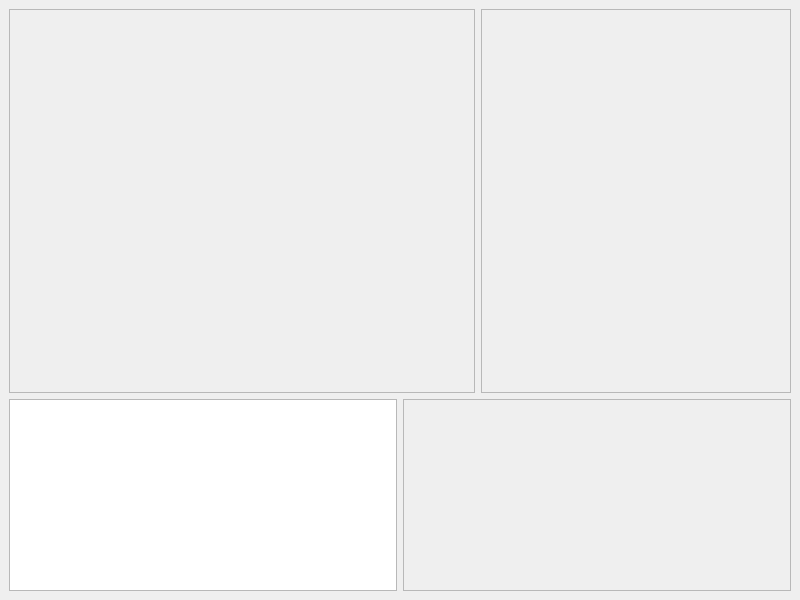
Old version of the form interface/interface.ui in the repository genzorr/optical-simulation.
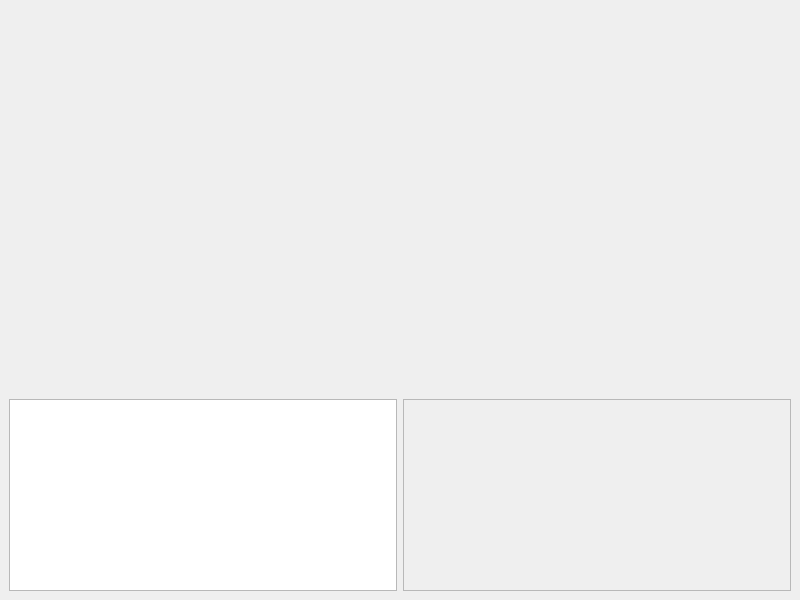
New version of the form.

Commit message: Fixed bug with SFML RenderWindow size inside QWidget. (dirty) Fixed size of window in fullscreen mode and fixed margins in layout. Changed Transparency EDGE filling.

```diff
--- a/interface/interface.ui
+++ b/interface/interface.ui
@@ -50,13 +50,13 @@
          </sizepolicy>
         </property>
         <property name="frameShape">
-         <enum>QFrame::StyledPanel</enum>
+         <enum>QFrame::NoFrame</enum>
         </property>
         <property name="frameShadow">
          <enum>QFrame::Raised</enum>
         </property>
         <property name="lineWidth">
-         <number>3</number>
+         <number>1</number>
         </property>
         <layout class="QHBoxLayout" name="hl11">
          <property name="spacing">
@@ -86,13 +86,13 @@
          </sizepolicy>
         </property>
         <property name="frameShape">
-         <enum>QFrame::StyledPanel</enum>
+         <enum>QFrame::NoFrame</enum>
         </property>
         <property name="frameShadow">
          <enum>QFrame::Raised</enum>
         </property>
         <property name="lineWidth">
-         <number>3</number>
+         <number>1</number>
         </property>
         <layout class="QHBoxLayout" name="hl12">
          <property name="spacing">
```
The commit also changes 5 other files.
